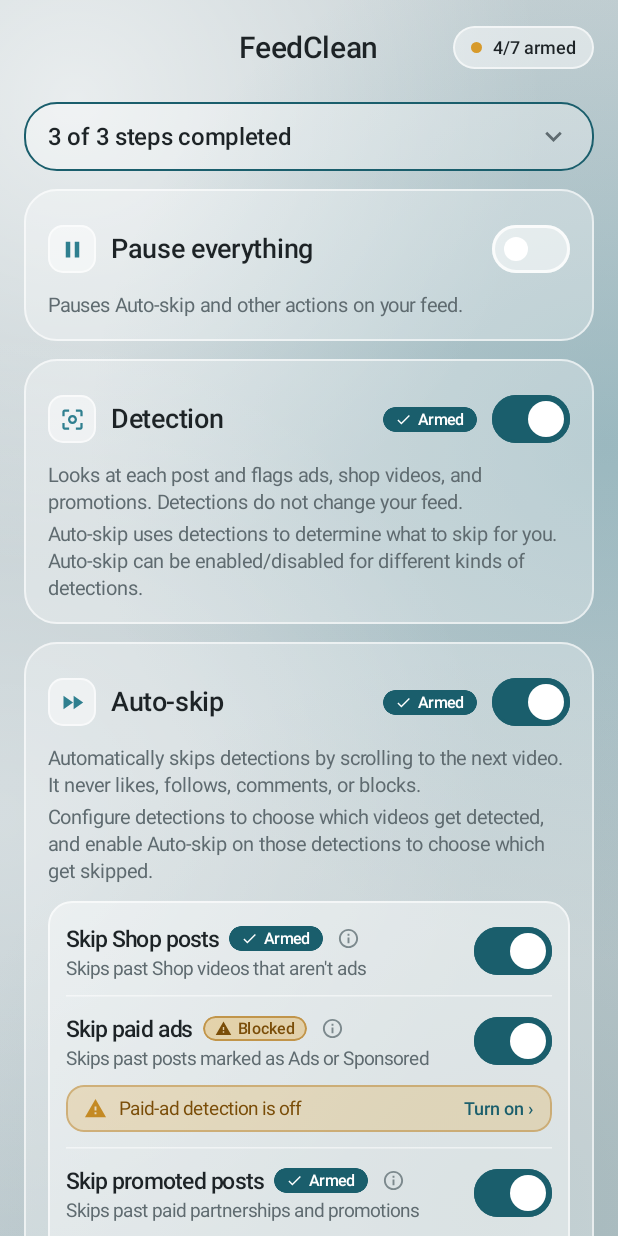
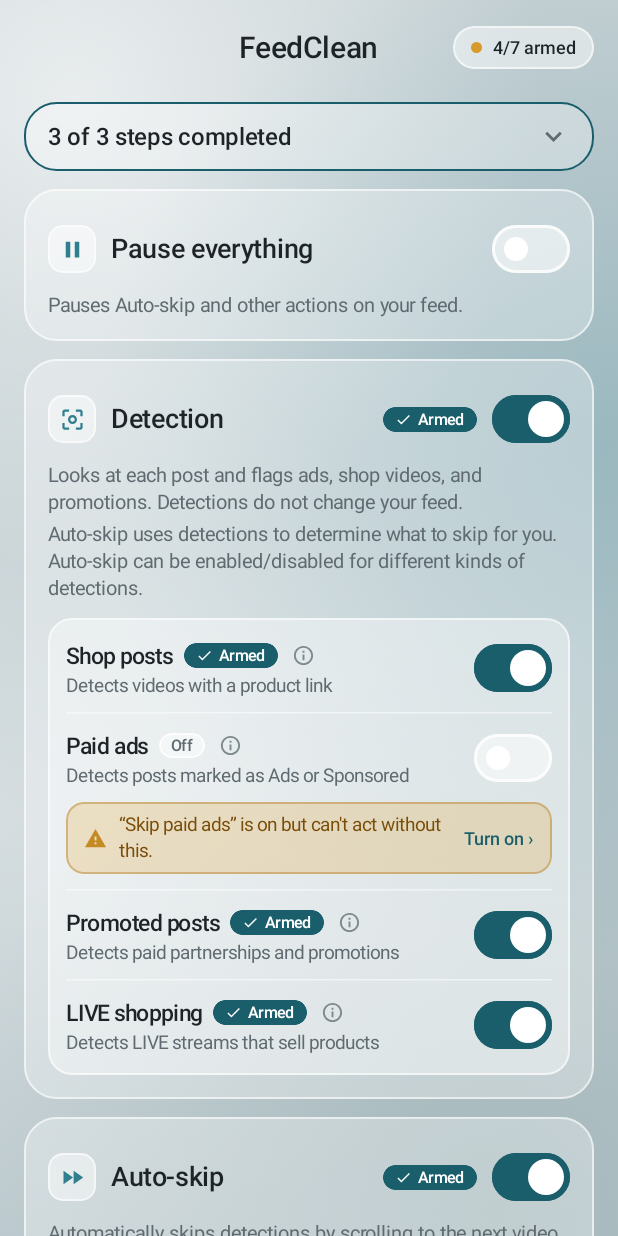
Before and after one commit to dreadnought-0/FeedClean, an Android app built with Jetpack Compose: the @Preview function HomeScreenMixedPreview, on a phone screen of 412 x 824 dp. Run offline under Robolectric (Android 15) with nearby library versions, the phone set to English and light mode, and no system bars.

Commit message:
Surface detection kinds on the Home Detection card
The Detection card now has a nested sub-panel, styled like Auto-skip,
with a row for each kind (Shop posts, paid ads, promoted posts, LIVE
shopping). Each row binds to the existing detect* preference, has a
short "Detects …" description, and an Armed / Off / Blocked pill from
ArmedEvaluator. Defaults were already all on; stored choices are
unchanged.

```diff
--- a/app/src/main/java/io/github/dreadnought0/feedclean/armed/ArmedState.kt
+++ b/app/src/main/java/io/github/dreadnought0/feedclean/armed/ArmedState.kt
@@ -31,6 +31,33 @@ enum class Behaviour {
     companion object {
         val SKIPS: Set<Behaviour> = setOf(SKIP_SHOP, SKIP_PAID_AD, SKIP_PROMOTED, SKIP_LIVE_SHOPPING)
     }
+}
+
+/** The four detection kinds Home and Detection rules can switch, in the same order as the Auto-skip rows. */
+enum class DetectionKind {
+    SHOP,
+    PAID_AD,
+    PROMOTED,
+    LIVE_SHOPPING,
+    ;
+
+    /** The skip behaviour that needs this kind on. */
+    val skip: Behaviour
+        get() = when (this) {
+            SHOP -> Behaviour.SKIP_SHOP
+            PAID_AD -> Behaviour.SKIP_PAID_AD
+            PROMOTED -> Behaviour.SKIP_PROMOTED
+            LIVE_SHOPPING -> Behaviour.SKIP_LIVE_SHOPPING
+        }
+
+    /** The Auto-skip requirement that this kind satisfies. */
+    val skipRequirement: Requirement
+        get() = when (this) {
+            SHOP -> Requirement.DETECT_SHOP_ON
+            PAID_AD -> Requirement.DETECT_PAID_AD_ON
+            PROMOTED -> Requirement.DETECT_PROMOTED_ON
+            LIVE_SHOPPING -> Requirement.DETECT_LIVE_SHOPPING_ON
+        }
 }
 
 /**
@@ -105,12 +132,15 @@ data class LiveFacts(
 data class ArmedReport(
     val behaviours: Map<Behaviour, ArmedStatus>,
     val detection: ArmedStatus,
+    val detectionKinds: Map<DetectionKind, ArmedStatus>,
     val autoSkip: ArmedStatus,
     /** Bubble and skip-cover, summarized for the On-screen helpers card header. */
     val helpersCard: ArmedStatus,
     val facts: LiveFacts,
 ) {
     fun of(behaviour: Behaviour): ArmedStatus = behaviours.getValue(behaviour)
+
+    fun of(kind: DetectionKind): ArmedStatus = detectionKinds.getValue(kind)
 
     /**
      * Not interested card header: the button and automated Not interested, in display order.
@@ -158,6 +188,9 @@ object ArmedEvaluator {
         return ArmedReport(
             behaviours = behaviours,
             detection = detection(settings, facts),
+            detectionKinds = DetectionKind.entries.associateWith { kind ->
+                detectionKind(kind.switchOn(settings), settings, facts)
+            },
             autoSkip = autoSkipMaster(settings, facts),
             helpersCard = summarizeCard(helper(settings.showBubble, facts), helper(settings.skipCoverEnabled, facts)),
             facts = facts,
@@ -235,6 +268,17 @@ object ArmedEvaluator {
         )
     }
 
+    /** One detection kind: its own switch, then the service and the Detection master. */
+    private fun detectionKind(switchOn: Boolean, settings: FeedCleanSettings, facts: LiveFacts): ArmedStatus {
+        if (!switchOn) return ArmedStatus(ArmedLevel.OFF)
+        return resolve(
+            listOf(
+                Check(Requirement.SERVICE_RUNNING, facts.serviceConnected),
+                Check(Requirement.DETECTION_ON, settings.detectionEnabled),
+            ),
+        )
+    }
+
     private fun autoSkipMaster(settings: FeedCleanSettings, facts: LiveFacts): ArmedStatus {
         if (!settings.curateFeedEnabled) return ArmedStatus(ArmedLevel.OFF)
         val anyTypeReady = listOf(
@@ -265,6 +309,13 @@ object ArmedEvaluator {
 
     private val FeedCleanSettings.anyDetectionKind: Boolean
         get() = detectPaidAd || detectPromoted || detectShopAnchor || detectLiveShopping
+
+    private fun DetectionKind.switchOn(settings: FeedCleanSettings): Boolean = when (this) {
+        DetectionKind.SHOP -> settings.detectShopAnchor
+        DetectionKind.PAID_AD -> settings.detectPaidAd
+        DetectionKind.PROMOTED -> settings.detectPromoted
+        DetectionKind.LIVE_SHOPPING -> settings.detectLiveShopping
+    }
 }
 
 /**
--- a/app/src/main/java/io/github/dreadnought0/feedclean/ui/home/ArmedTexts.kt
+++ b/app/src/main/java/io/github/dreadnought0/feedclean/ui/home/ArmedTexts.kt
@@ -3,6 +3,7 @@ package io.github.dreadnought0.feedclean.ui.home
 import androidx.annotation.StringRes
 import io.github.dreadnought0.feedclean.R
 import io.github.dreadnought0.feedclean.armed.Behaviour
+import io.github.dreadnought0.feedclean.armed.DetectionKind
 import io.github.dreadnought0.feedclean.armed.Requirement
 import io.github.dreadnought0.feedclean.ui.settings.SettingsActions
 
@@ -16,6 +17,15 @@ fun Behaviour.label(): Int = when (this) {
     Behaviour.AUTO_NOT_INTERESTED -> R.string.behaviour_auto_ni
     Behaviour.NOT_INTERESTED_BUTTON -> R.string.behaviour_ni_button
     Behaviour.BLOCK_BUTTON -> R.string.behaviour_block_button
+}
+
+/** User-facing name of a detection kind (same titles as Detection rules). */
+@StringRes
+fun DetectionKind.label(): Int = when (this) {
+    DetectionKind.SHOP -> R.string.rules_shop
+    DetectionKind.PAID_AD -> R.string.rules_paid
+    DetectionKind.PROMOTED -> R.string.rules_promoted
+    DetectionKind.LIVE_SHOPPING -> R.string.rules_live
 }
 
 /** The reason line when this requirement is the one holding a behaviour back. */
--- a/app/src/main/java/io/github/dreadnought0/feedclean/ui/home/HomeScreen.kt
+++ b/app/src/main/java/io/github/dreadnought0/feedclean/ui/home/HomeScreen.kt
@@ -48,6 +48,7 @@ import io.github.dreadnought0.feedclean.armed.ArmedLevel
 import io.github.dreadnought0.feedclean.armed.ArmedStatus
 import io.github.dreadnought0.feedclean.armed.HeroOutline
 import io.github.dreadnought0.feedclean.armed.Behaviour
+import io.github.dreadnought0.feedclean.armed.DetectionKind
 import io.github.dreadnought0.feedclean.armed.Requirement
 import io.github.dreadnought0.feedclean.settings.BlockStyle
 import io.github.dreadnought0.feedclean.settings.FeedCleanSettings
@@ -126,6 +127,7 @@ fun HomeRoute(navigation: HomeNavigation, modifier: Modifier = Modifier) {
 internal sealed interface SheetTarget {
     data class Of(val behaviour: Behaviour) : SheetTarget
     data object Detection : SheetTarget
+    data class Kind(val kind: DetectionKind) : SheetTarget
     data object AutoSkip : SheetTarget
     data object NotInterested : SheetTarget
     data object Helpers : SheetTarget
@@ -134,17 +136,20 @@ internal sealed interface SheetTarget {
 private fun SheetTarget.key(): String = when (this) {
     is SheetTarget.Of -> behaviour.name
     SheetTarget.Detection -> "DETECTION"
+    is SheetTarget.Kind -> "KIND_${kind.name}"
     SheetTarget.AutoSkip -> "AUTO_SKIP"
     SheetTarget.NotInterested -> "NOT_INTERESTED"
     SheetTarget.Helpers -> "HELPERS"
 }
 
-private fun sheetTargetOf(key: String?): SheetTarget? = when (key) {
-    null -> null
-    "DETECTION" -> SheetTarget.Detection
-    "AUTO_SKIP" -> SheetTarget.AutoSkip
-    "NOT_INTERESTED" -> SheetTarget.NotInterested
-    "HELPERS" -> SheetTarget.Helpers
+private fun sheetTargetOf(key: String?): SheetTarget? = when {
+    key == null -> null
+    key == "DETECTION" -> SheetTarget.Detection
+    key == "AUTO_SKIP" -> SheetTarget.AutoSkip
+    key == "NOT_INTERESTED" -> SheetTarget.NotInterested
+    key == "HELPERS" -> SheetTarget.Helpers
+    key.startsWith("KIND_") ->
+        DetectionKind.entries.firstOrNull { it.name == key.removePrefix("KIND_") }?.let { SheetTarget.Kind(it) }
     else -> Behaviour.entries.firstOrNull { it.name == key }?.let { SheetTarget.Of(it) }
 }
 
@@ -199,6 +204,7 @@ fun HomeScreen(
         val (name, status) = when (target) {
             is SheetTarget.Of -> stringResource(target.behaviour.label()) to armed.of(target.behaviour)
             SheetTarget.Detection -> stringResource(R.string.behaviour_detection) to armed.detection
+            is SheetTarget.Kind -> stringResource(target.kind.label()) to armed.of(target.kind)
             SheetTarget.AutoSkip -> stringResource(R.string.behaviour_auto_skip) to armed.autoSkip
             SheetTarget.NotInterested -> stringResource(R.string.home_ni_title) to armed.notInterestedCard
             SheetTarget.Helpers -> stringResource(R.string.home_helpers_title) to armed.helpersCard
@@ -420,6 +426,7 @@ private fun PauseCard(engaged: Boolean, onChange: (Boolean) -> Unit) {
 
 @Composable
 private fun DetectionCard(state: HomeUiState, actions: SettingsActions, fix: FixHandlers, openSheet: (SheetTarget) -> Unit) {
+    val s = state.settings
     val status = state.armed.detection
     GlassCard {
         CardHeader(
@@ -431,6 +438,57 @@ private fun DetectionCard(state: HomeUiState, actions: SettingsActions, fix: Fix
         CardBody(stringResource(R.string.home_detection_p1))
         CardBody(stringResource(R.string.home_detection_p2))
         ReasonBar(status, fix, Modifier.padding(top = 10.dp))
+        Spacer(Modifier.height(12.dp))
+        GlassNest {
+            DetectRow(DetectionKind.SHOP, R.string.home_detect_shop_sub, R.string.info_shop_detect, s.detectShopAnchor, actions::setDetectShopAnchor, state, fix, openSheet)
+            GlassDivider()
+            DetectRow(DetectionKind.PAID_AD, R.string.home_detect_paid_sub, R.string.info_detect_paid, s.detectPaidAd, actions::setDetectPaidAd, state, fix, openSheet)
+            GlassDivider()
+            DetectRow(DetectionKind.PROMOTED, R.string.home_detect_promoted_sub, R.string.info_detect_promoted, s.detectPromoted, actions::setDetectPromoted, state, fix, openSheet)
+            GlassDivider()
+            DetectRow(DetectionKind.LIVE_SHOPPING, R.string.home_detect_live_sub, R.string.info_detect_live, s.detectLiveShopping, actions::setDetectLiveShopping, state, fix, openSheet)
+        }
+    }
+}
+
+@Composable
+private fun DetectRow(
+    kind: DetectionKind,
+    description: Int,
+    info: Int,
+    checked: Boolean,
+    onChange: (Boolean) -> Unit,
+    state: HomeUiState,
+    fix: FixHandlers,
+    openSheet: (SheetTarget) -> Unit,
+) {
+    val status = state.armed.of(kind)
+    val (desc, color) = rowDescription(status, stringResource(description))
+    // Shared with the Detection header; don't repeat it on every kind row.
+    val shared = setOf(Requirement.DETECTION_ON)
+    Column {
+        OptionRow(
+            title = stringResource(kind.label()),
+            description = desc,
+            descriptionColor = color,
+            level = status.level,
+            info = stringResource(info),
+            checked = checked,
+            onCheckedChange = onChange,
+            onLevelClick = { openSheet(SheetTarget.Kind(kind)) },
+        )
+        ReasonBar(status, fix, Modifier.padding(bottom = 10.dp), hide = { it in shared })
+        val skipStatus = state.armed.of(kind.skip)
+        val waiting = !checked && skipStatus.level == ArmedLevel.BLOCKED &&
+            skipStatus.checks.any { it.requirement == kind.skipRequirement && !it.met }
+        if (waiting) {
+            WarnBar(
+                text = stringResource(R.string.rules_waiting, stringResource(kind.skip.label())),
+                action = stringResource(R.string.req_fix_short_turn_on),
+                onAction = { onChange(true) },
+                modifier = Modifier.padding(bottom = 10.dp),
+            )
+        }
     }
 }
 
--- a/app/src/main/res/values/strings_armed.xml
+++ b/app/src/main/res/values/strings_armed.xml
@@ -110,6 +110,13 @@
     <string name="home_detection_title">Detection</string>
     <string name="home_detection_p1">Looks at each post and flags ads, shop videos, and promotions. Detections do not change your feed.</string>
     <string name="home_detection_p2">Auto-skip uses detections to determine what to skip for you. Auto-skip can be enabled/disabled for different kinds of detections.</string>
+    <string name="home_detect_shop_sub">Detects videos with a product link</string>
+    <string name="home_detect_paid_sub">Detects posts marked as Ads or Sponsored</string>
+    <string name="home_detect_promoted_sub">Detects paid partnerships and promotions</string>
+    <string name="home_detect_live_sub">Detects LIVE streams that sell products</string>
+    <string name="info_detect_paid">Posts TikTok marks as “Ad” or “Sponsored”.</string>
+    <string name="info_detect_promoted">Posts marked as promotional content or a paid partnership.</string>
+    <string name="info_detect_live">LIVE streams that are selling products. A plain LIVE preview is not flagged as shopping.</string>
 
     <!-- Home: Auto-skip (exact) -->
     <string name="home_autoskip_title">Auto-skip</string>
```
Also changed, not shown: 2 other files.
